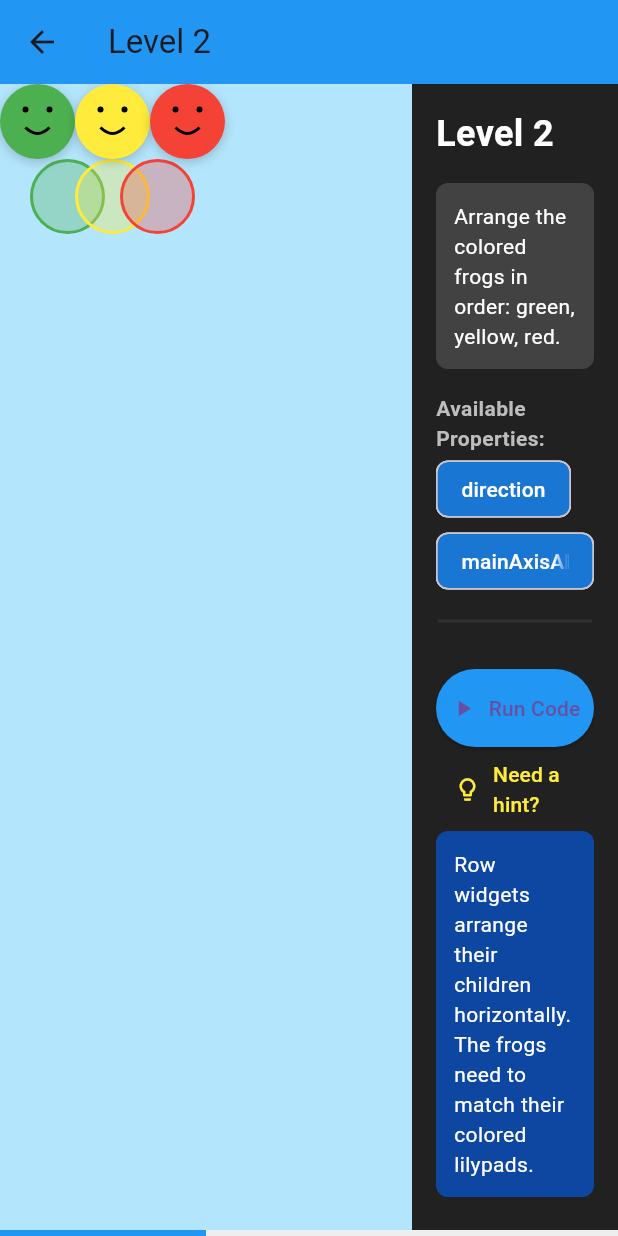
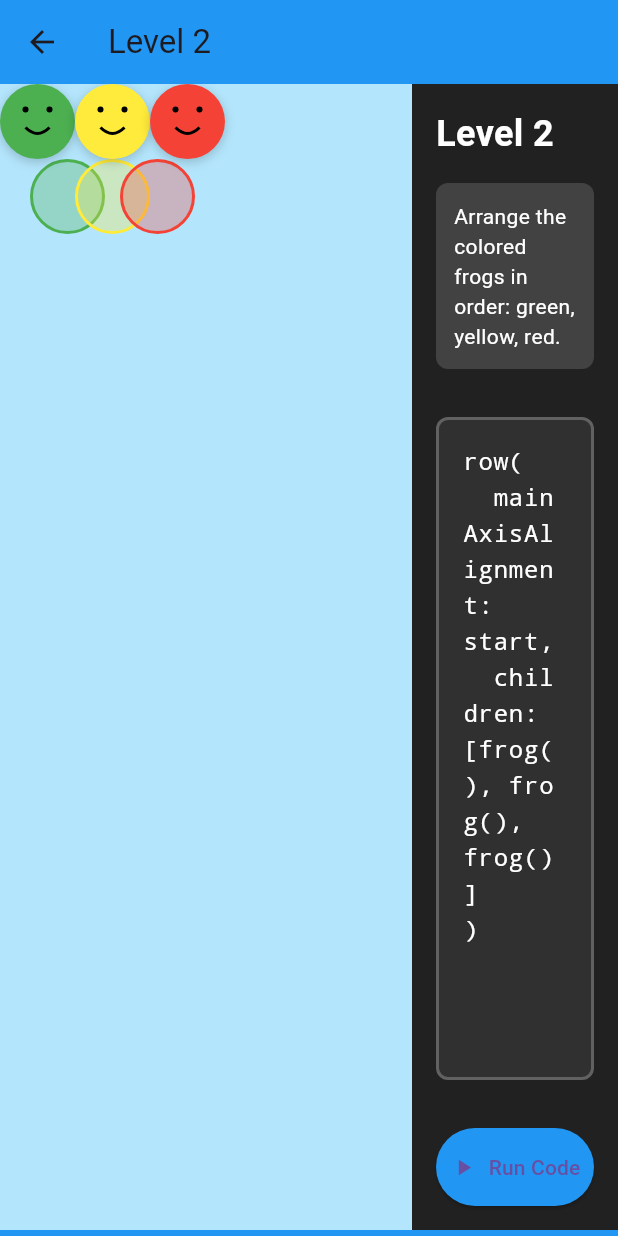
Before and after one commit to alexandrefscampos/tcc, a Flutter app: the screen it shows after launch, after a tap on an icon or button, on a phone screen of 412 x 824 dp. Run offline on Flutter 3.47's test engine with Material 3 defaults, Android fonts, the phone set to English and light mode, and no system bars.

Commit message:
removing unused stuff

```diff
--- a/lib/data/levels.dart
+++ b/lib/data/levels.dart
@@ -16,7 +16,6 @@
   mainAxisAlignment: center,
   children: [frog()]
 )''',
-    hint: 'Try changing mainAxisAlignment from start to center',
     explanation:
         'Column widgets arrange their children vertically. mainAxisAlignment controls the vertical positioning.',
   ),
@@ -42,116 +41,8 @@
   mainAxisAlignment: spaceEvenly,
   children: [frog(), frog(), frog()]
 )''',
-    hint: 'Use spaceEvenly to distribute the frogs equally',
     explanation:
         'Row widgets arrange their children horizontally. The frogs need to match their colored lilypads.',
-  ),
-  Level(
-    number: 3,
-    instructions:
-        'Center the frog both horizontally and vertically using nested Row and Column.',
-    targetPositions: [Position(x: 50, y: 50)],
-    initialPositions: [Position(x: 0, y: 0)],
-    allowedProperties: ['direction', 'mainAxisAlignment', 'crossAxisAlignment'],
-    preBuiltCode: '''column(
-  mainAxisAlignment: start,
-  children: [
-    row(
-      mainAxisAlignment: start,
-      children: [frog()]
-    )
-  ]
-)''',
-    expectedSolution: '''column(
-  mainAxisAlignment: center,
-  children: [
-    row(
-      mainAxisAlignment: center,
-      children: [frog()]
-    )
-  ]
-)''',
-    hint: 'You\'ll need to center both the Column and Row',
-    explanation:
-        'Nesting Row and Column widgets allows for both horizontal and vertical positioning.',
-  ),
-  Level(
-    number: 4,
-    instructions: 'Place two frogs with equal spacing using spaceBetween.',
-    targetPositions: [
-      Position(x: 20, y: 50),
-      Position(x: 80, y: 50),
-    ],
-    initialPositions: [
-      Position(x: 0, y: 0),
-      Position(x: 0, y: 0),
-    ],
-    allowedProperties: ['direction', 'mainAxisAlignment'],
-    preBuiltCode: '''row(
-  mainAxisAlignment: start,
-  children: [frog(), frog()]
-)''',
-    expectedSolution: '''row(
-  mainAxisAlignment: spaceBetween,
-  children: [frog(), frog()]
-)''',
-    hint: 'spaceBetween puts maximum space between each child',
-    explanation:
-        'spaceBetween distributes space evenly between children, placing the first and last items at the edges.',
-  ),
-  Level(
-    number: 5,
-    instructions: 'Arrange three frogs with equal spacing using spaceAround.',
-    targetPositions: [
-      Position(x: 20, y: 50),
-      Position(x: 50, y: 50),
-      Position(x: 80, y: 50),
-    ],
-    initialPositions: [
-      Position(x: 0, y: 0),
-      Position(x: 0, y: 0),
-      Position(x: 0, y: 0),
-    ],
-    allowedProperties: ['direction', 'mainAxisAlignment'],
-    preBuiltCode: '''row(
-  mainAxisAlignment: start,
-  children: [frog(), frog(), frog()]
-)''',
-    expectedSolution: '''row(
-  mainAxisAlignment: spaceAround,
-  children: [frog(), frog(), frog()]
-)''',
-    hint: 'spaceAround adds equal space around each child',
-    explanation:
-        'spaceAround distributes space evenly around each child, including before the first and after the last item.',
-  ),
-  Level(
-    number: 6,
-    instructions: 'Create a diagonal line of frogs using crossAxisAlignment.',
-    targetPositions: [
-      Position(x: 20, y: 20),
-      Position(x: 50, y: 50),
-      Position(x: 80, y: 80),
-    ],
-    initialPositions: [
-      Position(x: 0, y: 0),
-      Position(x: 0, y: 0),
-      Position(x: 0, y: 0),
-    ],
-    allowedProperties: ['direction', 'mainAxisAlignment', 'crossAxisAlignment'],
-    preBuiltCode: '''row(
-  mainAxisAlignment: spaceEvenly,
-  crossAxisAlignment: center,
-  children: [frog(), frog(), frog()]
-)''',
-    expectedSolution: '''row(
-  mainAxisAlignment: spaceEvenly,
-  crossAxisAlignment: start,
-  children: [frog(), frog(), frog()]
-)''',
-    hint: 'Try adjusting both mainAxisAlignment and crossAxisAlignment',
-    explanation:
-        'crossAxisAlignment controls positioning along the cross axis (vertical for Row, horizontal for Column).',
   ),
 ];
 
--- a/lib/models/level.dart
+++ b/lib/models/level.dart
@@ -10,10 +10,9 @@
   final List<Position> targetPositions;
   final List<Position> initialPositions;
   final List<String> allowedProperties;
-  final String? hint;
-  final String preBuiltCode; // New field for starter code
-  final String expectedSolution; // Optional field for the correct solution
-  final String? explanation; // New field to explain the concept
+  final String preBuiltCode;
+  final String expectedSolution;
+  final String? explanation;
 
   Level({
     required this.number,
@@ -23,33 +22,27 @@
     required this.allowedProperties,
     required this.preBuiltCode,
     this.expectedSolution = '',
-    this.hint,
     this.explanation,
   });
 }
 
 class Position {
-  final double x; // Now represents percentage (0-100)
-  final double y; // Now represents percentage (0-100)
-  final bool isPercentage; // Flag to determine if position is percentage-based
+  final double x;
+  final double y;
+
   final FrogColor color;
 
   Position({
     required this.x,
     required this.y,
-    this.isPercentage = true, // Default to percentage-based positioning
-    this.color = FrogColor.green,
+    required this.color,
   });
 
   // Helper method to get actual position based on container size
   Position getPixelPosition(double containerWidth, double containerHeight) {
-    if (isPercentage) {
-      return Position(
-          x: (x * containerWidth) / 100,
-          y: (y * containerHeight) / 100,
-          isPercentage: false,
-          color: color);
-    }
-    return this;
+    return Position(
+        x: (x * containerWidth) / 100,
+        y: (y * containerHeight) / 100,
+        color: color);
   }
 }
--- a/lib/utils/solution_checker.dart
+++ b/lib/utils/solution_checker.dart
@@ -64,22 +64,16 @@
   }
 
   static List<Position> _calculateActualPositions(String code, Level level) {
-    // This would need to be implemented based on your specific layout system
-    // Here's a simplified example that assumes the code produces positions
     List<Position> positions = [];
-
-    // Parse the layout properties
     final properties = _parseProperties(code);
 
-    // Calculate positions based on the layout properties
-    // This is a simplified example - you'll need to implement the actual layout logic
     switch (properties['mainaxisalignment']) {
       case 'center':
-        // Calculate center positions
         positions = level.targetPositions
             .map((target) => Position(
                   x: target.x,
                   y: target.y,
+                  color: target.color,
                 ))
             .toList();
         break;
--- a/lib/widgets/code_input_area.dart
+++ b/lib/widgets/code_input_area.dart
@@ -62,24 +62,6 @@
           ),
           const SizedBox(height: 16),
 
-          // Available properties
-          Text(
-            'Available Properties:',
-            style: TextStyle(
-              color: Colors.grey[400],
-              fontWeight: FontWeight.bold,
-            ),
-          ),
-          Wrap(
-            spacing: 8,
-            children: widget.currentLevel.allowedProperties
-                .map((prop) => Chip(
-                      label: Text(prop),
-                      backgroundColor: Colors.blue[700],
-                      labelStyle: const TextStyle(color: Colors.white),
-                    ))
-                .toList(),
-          ),
           const SizedBox(height: 16),
 
           // Code input
@@ -136,47 +118,6 @@
             icon: Icon(widget.isCorrect ? Icons.check : Icons.play_arrow),
             label: Text(widget.isCorrect ? 'Completed!' : 'Run Code'),
           ),
-
-          // Hint button
-          TextButton.icon(
-            onPressed: () => _showHint(context),
-            icon: const Icon(Icons.lightbulb_outline),
-            label: const Text('Need a hint?'),
-            style: TextButton.styleFrom(
-              foregroundColor: Colors.yellow,
-            ),
-          ),
-
-          if (widget.currentLevel.explanation != null)
-            Container(
-              padding: const EdgeInsets.all(12),
-              margin: const EdgeInsets.only(bottom: 16),
-              decoration: BoxDecoration(
-                color: Colors.blue[900],
-                borderRadius: BorderRadius.circular(8),
-              ),
-              child: Text(
-                widget.currentLevel.explanation!,
-                style: const TextStyle(color: Colors.white),
-              ),
-            ),
-        ],
-      ),
-    );
-  }
-
-  void _showHint(BuildContext context) {
-    showDialog(
-      context: context,
-      builder: (context) => AlertDialog(
-        title: const Text('Hint'),
-        content: Text(widget.currentLevel.hint ??
-            'Try experimenting with different values!'),
-        actions: [
-          TextButton(
-            onPressed: () => Navigator.pop(context),
-            child: const Text('Got it!'),
-          ),
         ],
       ),
     );
```
